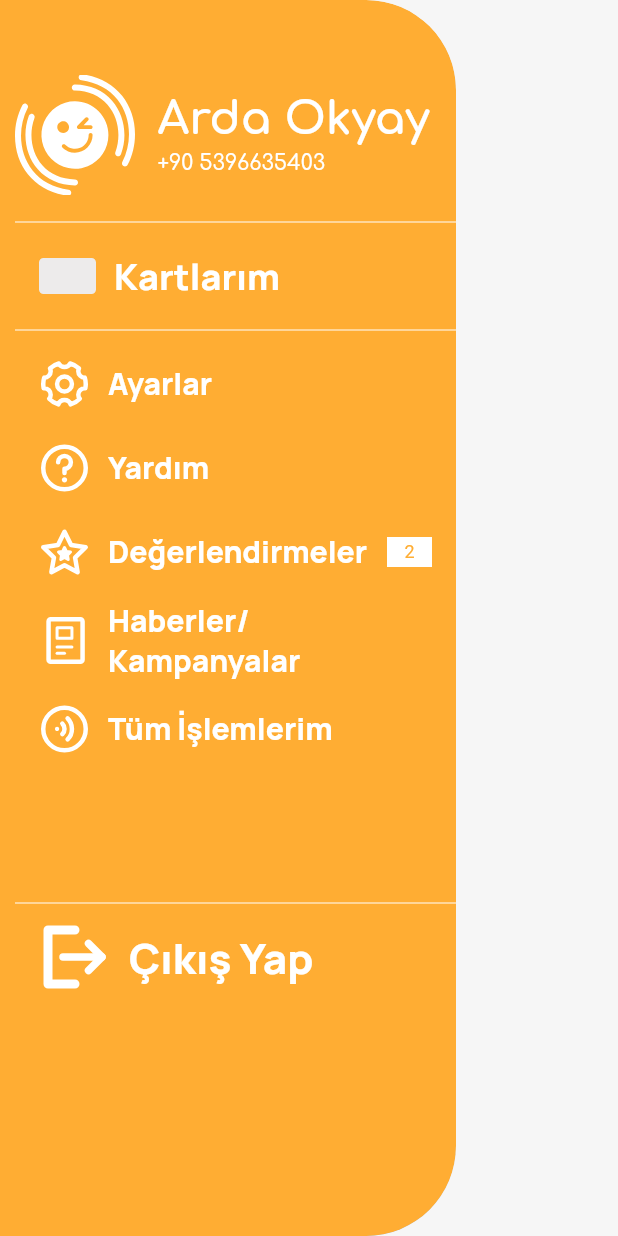
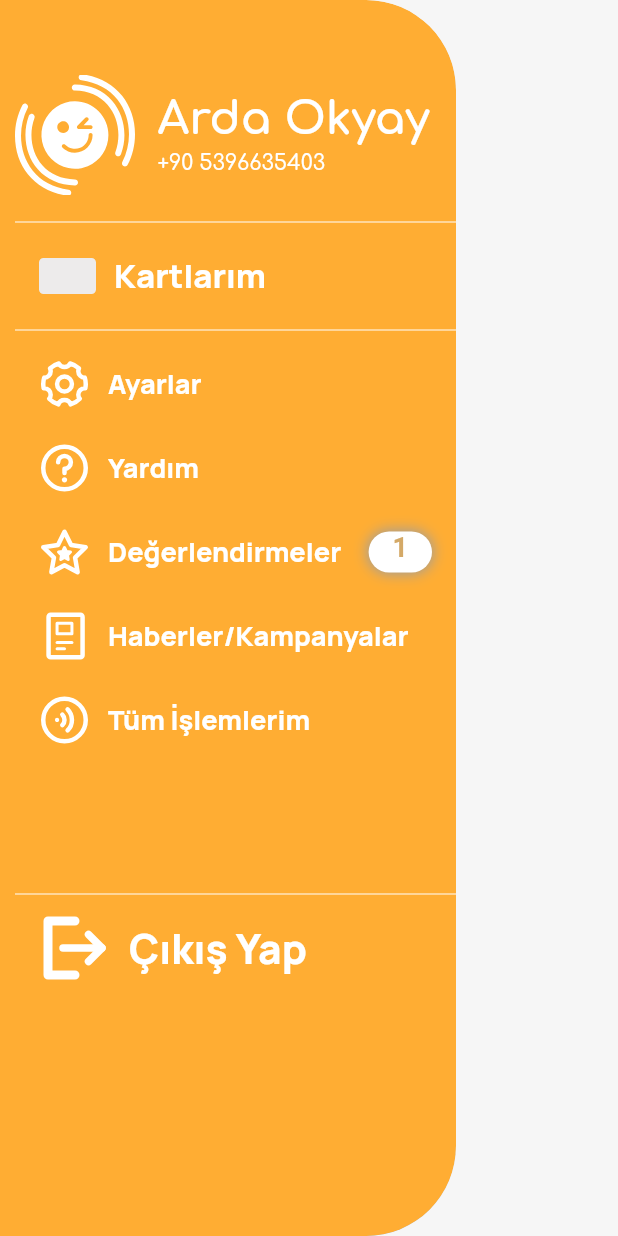
Before and after one commit to TipikDevelopers/tipik_figma, a Flutter app: the NavBar widget shown alone on an empty page, opened directly with empty values, on a phone screen of 412 x 824 dp. Run offline on Flutter 3.47's test engine with Material 2 defaults, Android fonts, the phone set to English and light mode, and no system bars; our stand-ins replace cached_network_image, dio, flutter_secure_storage, flutter_svg, intl_phone_field, pinput; accounts and stored records are empty; network calls fail; Roboto replaces fonts that are missing (Karla); project files that could hold a hidden picture were left out.

Commit message:
Burger menü tamamen bitti
Curve de responsive olmuştur umarım

```diff
--- a/lib/mainPage/NavBar.dart
+++ b/lib/mainPage/NavBar.dart
@@ -16,6 +16,8 @@ class NavBar extends StatelessWidget {
   const NavBar({required this.commentList, required this.newsList});
   @override
   Widget build(BuildContext context) {
+    double screenWidth = MediaQuery.of(context).size.width;
+    double screenHeight = MediaQuery.of(context).size.height;
     return ClipRRect(
       borderRadius: const BorderRadius.only(
         topRight: Radius.circular(60.0),
@@ -91,7 +93,7 @@ class NavBar extends StatelessWidget {
                 "Kartlarım",
                 style: TextStyle(
                   fontFamily: 'Manrope',
-                  fontSize: 24,
+                  fontSize: 22,
                   color: Colors.white,
                   fontWeight: FontWeight.w800,
                 ),
@@ -115,7 +117,7 @@ class NavBar extends StatelessWidget {
                 "Ayarlar",
                 style: TextStyle(
                   fontFamily: 'Manrope',
-                  fontSize: 20,
+                  fontSize: 18,
                   color: Colors.white,
                   fontWeight: FontWeight.w800,
                 ),
@@ -135,7 +137,7 @@ class NavBar extends StatelessWidget {
                 "Yardım",
                 style: TextStyle(
                   fontFamily: 'Manrope',
-                  fontSize: 20,
+                  fontSize: 18,
                   color: Colors.white,
                   fontWeight: FontWeight.w800,
                 ),
@@ -149,7 +151,7 @@ class NavBar extends StatelessWidget {
                 "Değerlendirmeler",
                 style: TextStyle(
                   fontFamily: 'Manrope',
-                  fontSize: 20,
+                  fontSize: 18,
                   color: Colors.white,
                   fontWeight: FontWeight.w800,
                 ),
@@ -163,19 +165,30 @@ class NavBar extends StatelessWidget {
                               commentList: commentList,
                             )));
               },
-              trailing: ClipRect(
-                child: Container(
+              trailing: Container(
+                // margin: EdgeInsets.all(4),
+                decoration: BoxDecoration(
+                  boxShadow: [
+                    BoxShadow(
+                      color: Colors.grey,
+                      spreadRadius: 1,
+                      blurRadius: 7,
+                    )
+                  ],
+                  borderRadius: BorderRadius.circular(15),
                   color: Colors.white,
-                  width: 30,
-                  height: 20,
-                  child: const Center(
-                    child: Text(
-                      '2',
-                      style: TextStyle(
-                        color: Color.fromRGBO(255, 173, 51, 1),
-                        fontSize: 12,
-                      ),
-                    ),
+                ),
+                //color: const Color.fromRGBO(118, 177, 145, 1),
+                width: 40 / 390 * screenWidth,
+                height: 28 / 844 * screenHeight,
+                child: Text(
+                  "1",
+                  textAlign: TextAlign.center,
+                  style: TextStyle(
+                    fontFamily: 'Karla',
+                    fontSize: 18,
+                    fontWeight: FontWeight.bold,
+                    color: Color.fromRGBO(212, 169, 103, 1),
                   ),
                 ),
               ),
@@ -189,7 +202,7 @@ class NavBar extends StatelessWidget {
                 //textAlign: TextAlign.left,
                 style: TextStyle(
                   fontFamily: 'Manrope',
-                  fontSize: 20,
+                  fontSize: 18,
                   color: Colors.white,
                   fontWeight: FontWeight.w800,
                 ),
@@ -205,7 +218,7 @@ class NavBar extends StatelessWidget {
                 "Tüm İşlemlerim",
                 style: TextStyle(
                   fontFamily: 'Manrope',
-                  fontSize: 20,
+                  fontSize: 18,
                   color: Colors.white,
                   fontWeight: FontWeight.w800,
                 ),
@@ -224,7 +237,7 @@ class NavBar extends StatelessWidget {
                 "Çıkış Yap",
                 style: TextStyle(
                   fontFamily: 'Manrope',
-                  fontSize: 28,
+                  fontSize: 27,
                   color: Colors.white,
                   fontWeight: FontWeight.w800,
                 ),
--- a/lib/mainPage/home_screen.dart
+++ b/lib/mainPage/home_screen.dart
@@ -95,14 +95,14 @@ class HomePage extends StatelessWidget {
                   ),
                 ),
                 Container(
-                  margin: const EdgeInsets.only(
-                    top: 20,
+                  margin: EdgeInsets.only(
+                    top: screenHeight / 45,
                   ),
                   child: Column(
                     children: [
                       AppBar(
                         //leading: Icon(Icons.menu_rounded),
-                        toolbarHeight: 35,
+                        toolbarHeight: screenHeight / 20,
 
                         centerTitle: true,
                         title: Container(
@@ -119,13 +119,13 @@ class HomePage extends StatelessWidget {
                         backgroundColor: Colors.transparent,
                         actions: [
                           SizedBox(
-                            height: 25,
+                            height: screenHeight / 35,
                             child: Column(
                               mainAxisAlignment: MainAxisAlignment.start,
                               children: [
                                 SizedBox(
-                                  height: 20,
-                                  width: 20,
+                                  height: screenHeight / 42,
+                                  width: screenWidth / 19,
                                   child: IconButton(
                                       padding: const EdgeInsets.all(0),
                                       iconSize: 20,
@@ -160,8 +160,8 @@ class HomePage extends StatelessWidget {
                         ],
                       ),
                       // Kartlarım yazısı düzelt!!!!!!!!!!!!!!!!!!!
-                      const SizedBox(
-                        height: 20,
+                      SizedBox(
+                        height: screenHeight / 45,
                       ),
                       Column(
                         children: [
```
